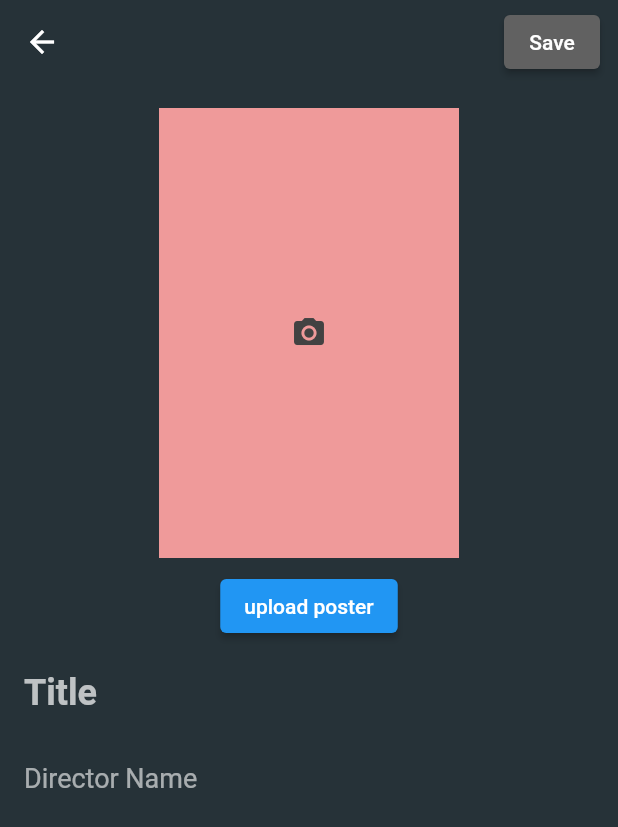
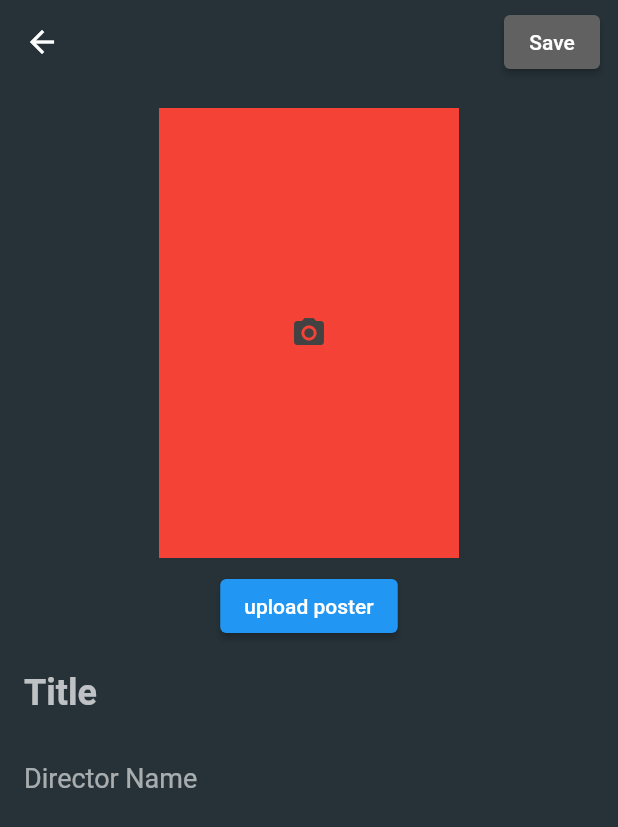
Before and after one commit to ShilpiKiran/Flutter_Movies, a Flutter app: the AddEditMoviePage screen opened directly, on a phone screen of 412 x 824 dp. Shown: the top 827 px of the screen. Run offline on Flutter 3.47's test engine with Material 2 defaults, Android fonts, the phone set to English and light mode, and no system bars; our stand-ins replace image_picker, sqflite; accounts and stored records are empty.

Commit message:
UI updated

```diff
--- a/lib/main.dart
+++ b/lib/main.dart
@@ -1,3 +1,5 @@
+// @dart=2.9
+
 import 'package:flutter/material.dart';
 import 'package:flutter/services.dart';
 import 'package:movies/screen/movie_page.dart';
--- a/lib/screen/movie_detail.dart
+++ b/lib/screen/movie_detail.dart
@@ -1,5 +1,4 @@
 import 'dart:convert';
-
 import 'package:flutter/material.dart';
 import 'package:intl/intl.dart';
 import 'package:movies/database/movie_database.dart';
@@ -45,7 +44,7 @@ class _MovieDetailPageState extends State<MovieDetailPage> {
         body: isLoading
             ? Center(child: CircularProgressIndicator())
             : Card(
-                color: Colors.black54,
+                color: Colors.white12,
                 child: Container(
                   constraints: BoxConstraints(minHeight: 200),
                   padding: EdgeInsets.fromLTRB(4.0, 1.0, 4.0, 8.0),
--- a/lib/widget/movie_form.dart
+++ b/lib/widget/movie_form.dart
@@ -38,35 +38,14 @@ class _MovieFormWidgetState extends State<MovieFormWidget> {
           child: Column(
             mainAxisSize: MainAxisSize.min,
             children: [
-              // Container(
-              //   width: 200,
-              //   height: 200,
-              //   decoration: BoxDecoration(color: Colors.red[200]),
-              //   child: _image != null
-              //       ? Image.file(
-              //           _image,
-              //           width: 200.0,
-              //           height: 200.0,
-              //           fit: BoxFit.fitHeight,
-              //         )
-              //       : Container(
-              //           decoration: BoxDecoration(color: Colors.red[200]),
-              //           width: 200,
-              //           height: 200,
-              //           child: Icon(
-              //             Icons.camera_alt,
-              //             color: Colors.grey[800],
-              //           ),
-              //         ),
-              // ),
               Container(
                 width: 200,
                 height: 300,
-                decoration: BoxDecoration(color: Colors.red[200]),
+                decoration: BoxDecoration(color: Colors.red),
                 child: img != ''
                     ? imageFromBase64String(img)
                     : Container(
-                        decoration: BoxDecoration(color: Colors.red[200]),
+                        decoration: BoxDecoration(color: Colors.red),
                         width: 200,
                         height: 300,
                         child: Icon(
@@ -84,7 +63,6 @@ class _MovieFormWidgetState extends State<MovieFormWidget> {
                   child: Text('upload poster'),
                 ),
               ),
-
               buildTitle(),
               SizedBox(height: 8),
               buildDescription(),
```
Also changed, not shown: lib/widget/movie_card.dart (+1 -12 lines).
